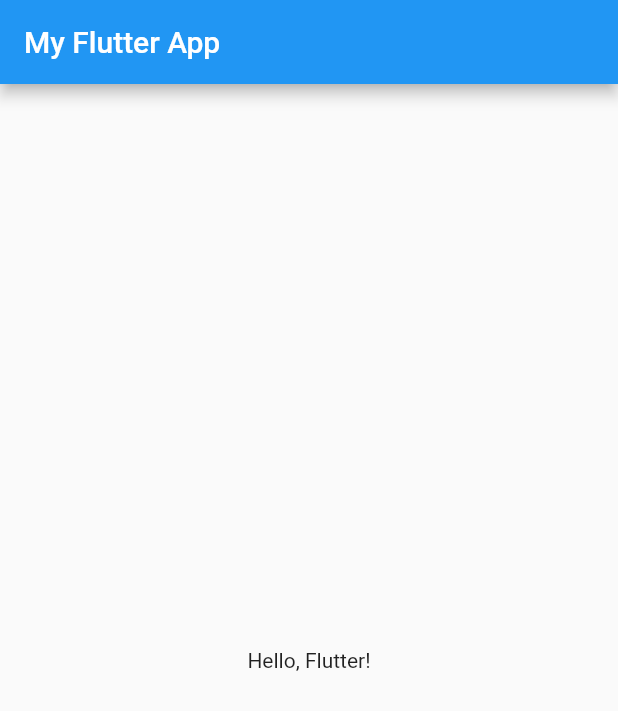
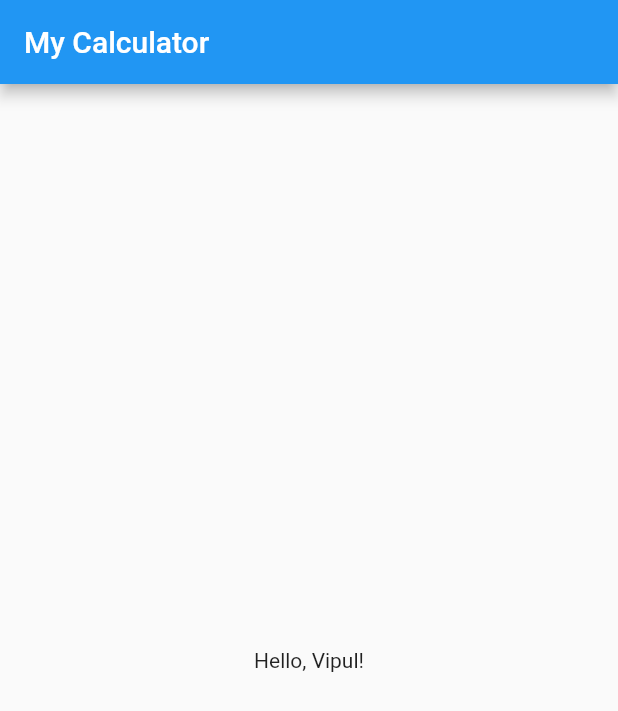
Before and after one commit to Star-Viper/Practice_flutter, a Flutter app: the screen it shows after launch, on a phone screen of 412 x 824 dp. Shown: the top 711 px of the screen. Run offline on Flutter 3.47's test engine with Material 2 defaults, Android fonts, the phone set to English and light mode, and no system bars.

Commit message:
Update main.dart

```diff
--- a/lib/main.dart
+++ b/lib/main.dart
@@ -10,10 +10,10 @@ class MyApp extends StatelessWidget {
     return MaterialApp(
       home: Scaffold(
         appBar: AppBar(
-          title: Text('My Flutter App'),
+          title: Text('My Calculator'),
         ),
         body: Center(
-          child: Text('Hello, Flutter!'),
+          child: Text('Hello, Vipul!'),
         ),
       ),
     );
```
